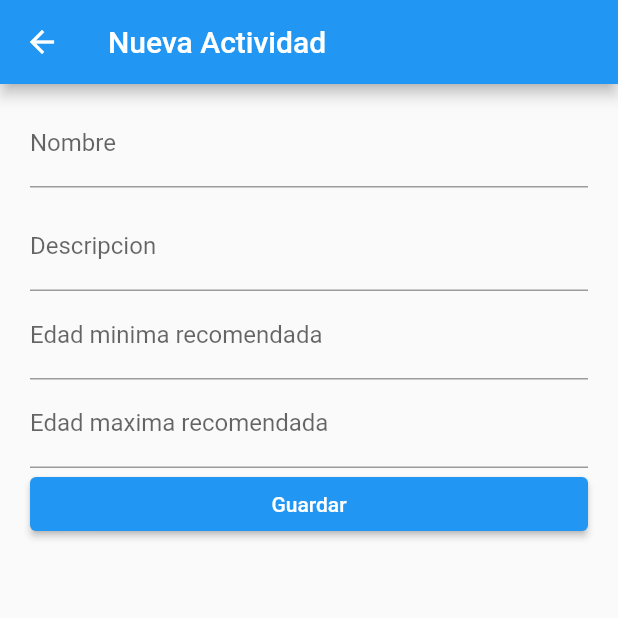
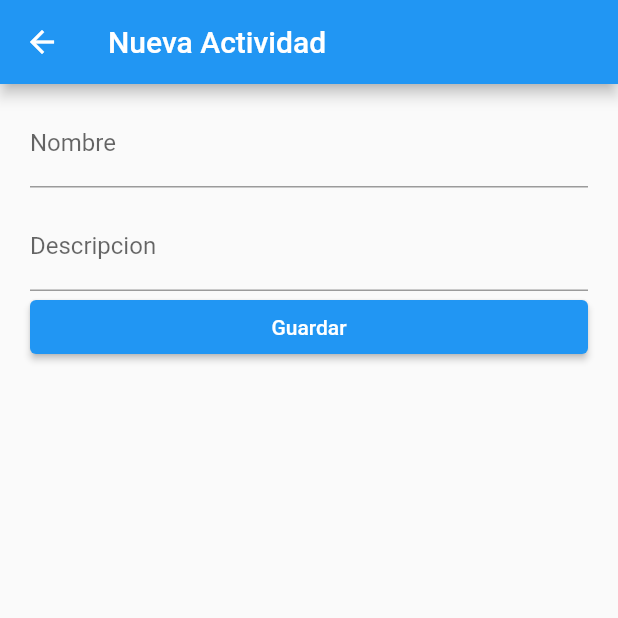
Before and after one commit to Coihue555/fl-bloc-abm, a Flutter app: the ActividadScreen screen opened by its route, after a tap on "Guardar", after a tap on the "add circle outline" icon, on a phone screen of 412 x 824 dp, the top half of it. Run offline on Flutter 3.47's test engine with Material 2 defaults, Android fonts, the light colour scheme and no system bars; our stand-ins replace bloc, flutter_bloc, sqflite; accounts and stored records are empty; statements that could not run were skipped.

Commit message:
first commit

```diff
--- /dev/null
+++ b/fl_actividades_fisicas/lib/bloc/actividadlist_event.dart
@@ -0,0 +1,30 @@
+part of 'actividadlist_bloc.dart';
+
+@immutable
+abstract class ActividadlistEvent {
+
+}
+
+class ObtenerListaEvent extends ActividadlistEvent{
+
+}
+
+class NuevaActividadEvent extends ActividadlistEvent{
+
+}
+
+class ModificarActividadEvent extends ActividadlistEvent{
+
+}
+
+class GuardarActividadEvent extends ActividadlistEvent{
+
+}
+
+class BorrarActividadEvent extends ActividadlistEvent{
+
+}
+
+class ValidarActividadEvent extends ActividadlistEvent{
+
+}
--- /dev/null
+++ b/fl_actividades_fisicas/lib/bloc/actividadlist_state.dart
@@ -0,0 +1,24 @@
+part of 'actividadlist_bloc.dart';
+
+@immutable
+abstract class ActividadlistState {
+  final ActividadModel? actividad;
+  final bool isWorking;
+  final List<ActividadModel> actividadesList;
+  final String error;
+  final String accion;
+
+  const ActividadlistState({
+    this.actividad,
+    this.isWorking = false,
+    this.actividadesList =  const [],
+    this.error = '',
+    this.accion = ''
+  });
+
+}
+
+class ActividadlistInitial extends ActividadlistState {
+  const ActividadlistInitial(): super();
+
+}
--- /dev/null
+++ b/fl_actividades_fisicas/lib/bloc/db_event.dart
@@ -0,0 +1,4 @@
+part of 'db_bloc.dart';
+
+@immutable
+abstract class DbEvent {}
--- /dev/null
+++ b/fl_actividades_fisicas/lib/bloc/db_state.dart
@@ -0,0 +1,6 @@
+part of 'db_bloc.dart';
+
+@immutable
+abstract class DbState {}
+
+class DbInitial extends DbState {}
--- a/fl_actividades_fisicas/lib/models/actividad_model.dart
+++ b/fl_actividades_fisicas/lib/models/actividad_model.dart
@@ -2,30 +2,22 @@ class ActividadModel {
    int? id;
    String nombre;
    String descripcion;
-   int edadMin;
-   int edadMax;
 
   ActividadModel({
     this.id ,
     required this.nombre,
-    this.descripcion = '',
-    this.edadMin = 6,
-    this.edadMax = 99,
+    this.descripcion = ''
   });
 
   factory ActividadModel.fromJson(Map<String, dynamic> json) => ActividadModel(
         id: json["id"],
         nombre: json["nombre"],
-        descripcion: json["descripcion"],
-        edadMin: json["edadMin"],
-        edadMax: json["edadMax"]
+        descripcion: json["descripcion"]
       );
 
   Map<String, dynamic> toJson() => {
         "id": id,
         "nombre": nombre,
         "descripcion": descripcion,
-        "edadMin": edadMin,
-        "edadMax": edadMax
       };
 }
--- a/fl_actividades_fisicas/lib/providers/actividades_list_provider.dart
+++ b/fl_actividades_fisicas/lib/providers/actividades_list_provider.dart
@@ -6,12 +6,10 @@ class ActividadListProvider extends ChangeNotifier {
   ActividadModel datoSeleccionado = ActividadModel(nombre: '', descripcion: '');
 
   Future<ActividadModel> nuevaActividad(
-      String nombre, String descripcion, int edadMin, int edadMax) async {
+      String nombre, String descripcion) async {
     final nuevoDato = ActividadModel(
         nombre: nombre,
-        descripcion: descripcion,
-        edadMin: edadMin,
-        edadMax: edadMax);
+        descripcion: descripcion);
     final id = await DBProvider.db.nuevoDato(nuevoDato);
     //asignar el ID de la base de datos al modelo
     nuevoDato.id = id;
--- a/fl_actividades_fisicas/lib/screens/actividad_screen.dart
+++ b/fl_actividades_fisicas/lib/screens/actividad_screen.dart
@@ -1,9 +1,7 @@
 // ignore_for_file: avoid_print
 import 'package:flutter/material.dart';
-import 'package:flutter/services.dart';
-import 'package:provider/provider.dart';
-
-import 'package:fl_bloc_actividades/providers/providers.dart';
+import 'package:flutter_bloc/flutter_bloc.dart';
+import 'package:fl_bloc_actividades/bloc/actividadlist_bloc.dart';
 
 
 
@@ -15,7 +13,7 @@ class ActividadScreen extends StatefulWidget {
 class _ActividadScreenState extends State<ActividadScreen> {
   @override
   Widget build(BuildContext context) {
-    final elementoSeleccionado = Provider.of<ActividadListProvider>(context);
+    final elementoSeleccionado = BlocProvider.of<ActividadlistBloc>(context);
 
     return Scaffold(
         appBar: AppBar(
@@ -49,32 +47,8 @@ class _ActividadScreenState extends State<ActividadScreen> {
                           elementoSeleccionado.datoSeleccionado.descripcion = value;
                         },
                       ),
-                      TextFormField(
-                        decoration: const InputDecoration(
-                          labelText: 'Edad minima recomendada',
-                        ),
-                        initialValue:'',
-                        keyboardType: TextInputType.number,
-                        inputFormatters: [
-                          FilteringTextInputFormatter.allow(RegExp(r'^(\d+)?\.?\d{0,2}'))
-                        ],
-                        onChanged: (value) {
-                          elementoSeleccionado.datoSeleccionado.edadMin =  int.tryParse(value) ?? 0;
-                        },
-                      ),
-                      TextFormField(
-                        decoration: const InputDecoration(
-                          labelText: 'Edad maxima recomendada',
-                        ),
-                        initialValue:'',
-                        keyboardType: TextInputType.number,
-                        inputFormatters: [
-                          FilteringTextInputFormatter.allow(RegExp(r'^(\d+)?\.?\d{0,2}'))
-                        ],
-                        onChanged: (value) {
-                          elementoSeleccionado.datoSeleccionado.edadMax = int.tryParse(value) ?? 0;
-                        },
-                      ),
+
+
                       ElevatedButton(
                           child: const SizedBox(
                               width: double.infinity,
@@ -82,9 +56,7 @@ class _ActividadScreenState extends State<ActividadScreen> {
                           onPressed: () {
                             elementoSeleccionado.nuevaActividad(
                                 elementoSeleccionado.datoSeleccionado.nombre,
-                                elementoSeleccionado.datoSeleccionado.descripcion,
-                                elementoSeleccionado.datoSeleccionado.edadMin,
-                                elementoSeleccionado.datoSeleccionado.edadMax);
+                                elementoSeleccionado.datoSeleccionado.descripcion);
                             setState(() {});
                             Navigator.pushReplacementNamed(context, 'Home');
 
--- a/fl_actividades_fisicas/lib/widgets/listado_actividades.dart
+++ b/fl_actividades_fisicas/lib/widgets/listado_actividades.dart
@@ -1,6 +1,6 @@
 import 'package:flutter/material.dart';
-import 'package:provider/provider.dart';
-
+import 'package:flutter_bloc/flutter_bloc.dart';
+import 'package:fl_bloc_actividades/bloc/actividadlist_bloc.dart';
 import 'package:fl_bloc_actividades/providers/providers.dart';
 
 class ActividadesListTiles extends StatefulWidget {
@@ -13,8 +13,8 @@ class ActividadesListTiles extends StatefulWidget {
 class _ActividadesListTilesState extends State<ActividadesListTiles> {
   @override
   Widget build(BuildContext context) {
-    final actividadListProvider =
-        Provider.of<ActividadListProvider>(context, listen: false);
+    final actividadListBloc =
+        BlocProvider.of<ActividadlistBloc>(context, listen: false);
 
     return Scaffold(
       body: Column(
@@ -25,7 +25,7 @@ class _ActividadesListTilesState extends State<ActividadesListTiles> {
               margin: const EdgeInsets.only(top: 20),
               width: double.infinity,
               child: FutureBuilder<List<ActividadModel>>(
-                future: actividadListProvider.cargarTodos(),
+                future: actividadListBloc.cargarTodos(),
                 builder: (context, snapshot) {
                   if (snapshot.hasData) {
                     return ListView.builder(
@@ -36,7 +36,7 @@ class _ActividadesListTilesState extends State<ActividadesListTiles> {
                                 color: Colors.red,
                               ),
                               onDismissed: (DismissDirection direction) {
-                                Provider.of<ActividadListProvider>(context,
+                                BlocProvider.of<ActividadlistBloc>(context,
                                         listen: false)
                                     .borrarDatoById(snapshot.data![i].id);
                               },
@@ -48,10 +48,6 @@ class _ActividadesListTilesState extends State<ActividadesListTiles> {
                                   subtitle: Text(
                                     snapshot.data![i].descripcion.toString(),
                                   ),
-                                  trailing: Text('Edades:' +
-                                      snapshot.data![i].edadMin.toString() +
-                                      ' - ' +
-                                      snapshot.data![i].edadMax.toString()),
                                   onTap: () {}),
                             ));
                   }
```
Also changed, not shown: fl_actividades_fisicas/lib/bloc/actividadlist_bloc.dart (added, +40 -0 lines), fl_actividades_fisicas/lib/bloc/db_bloc.dart (added, +13 -0 lines), fl_actividades_fisicas/lib/main.dart (+4 -4 lines), fl_actividades_fisicas/lib/providers/db_provider.dart (+5 -11 lines), fl_actividades_fisicas/pubspec.yaml (+4 -18 lines), fl_actividades_fisicas/pubspec.lock.
